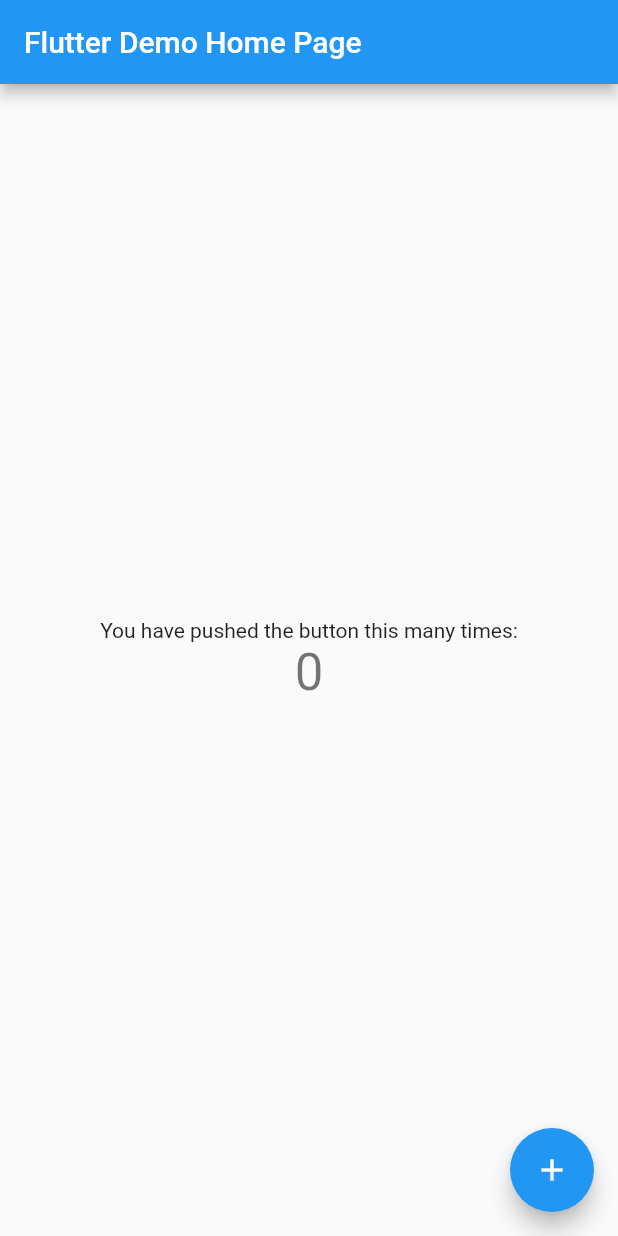
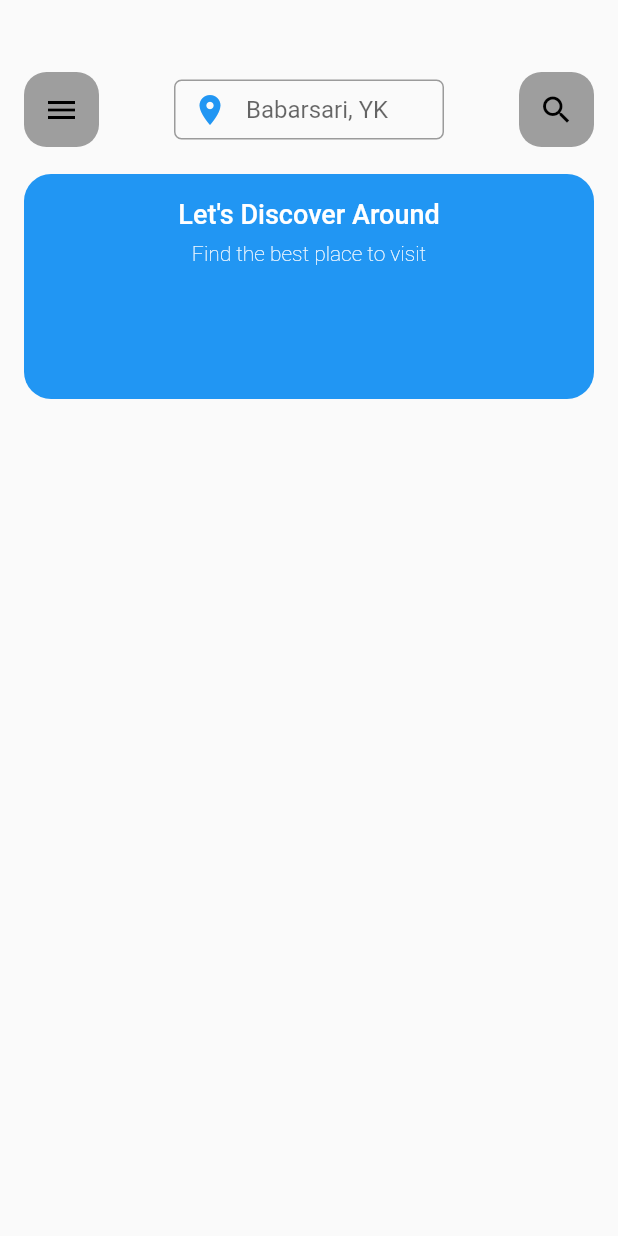
Before and after one commit to Nzovia/traveller, a Flutter app: the screen it shows after launch, on a phone screen of 412 x 824 dp. Run offline on Flutter 3.47's test engine with Material 2 defaults, Android fonts, the phone set to English and light mode, and no system bars.

Commit message:
home screen update

```diff
--- a/lib/main.dart
+++ b/lib/main.dart
@@ -1,4 +1,5 @@
 import 'package:flutter/material.dart';
+import 'pages/landingpage.dart';
 
 void main() {
   runApp(const MyApp());
@@ -11,105 +12,12 @@ class MyApp extends StatelessWidget {
   @override
   Widget build(BuildContext context) {
     return MaterialApp(
-      title: 'Flutter Demo',
+      title: 'Traveller',
       theme: ThemeData(
-        // This is the theme of your application.
-        //
-        // Try running your application with "flutter run". You'll see the
-        // application has a blue toolbar. Then, without quitting the app, try
-        // changing the primarySwatch below to Colors.green and then invoke
-        // "hot reload" (press "r" in the console where you ran "flutter run",
-        // or simply save your changes to "hot reload" in a Flutter IDE).
-        // Notice that the counter didn't reset back to zero; the application
-        // is not restarted.
+
         primarySwatch: Colors.blue,
       ),
-      home: const MyHomePage(title: 'Flutter Demo Home Page'),
+      home: const HomePage( ),
     );
   }
 }
-
-class MyHomePage extends StatefulWidget {
-  const MyHomePage({Key? key, required this.title}) : super(key: key);
-
-  // This widget is the home page of your application. It is stateful, meaning
-  // that it has a State object (defined below) that contains fields that affect
-  // how it looks.
-
-  // This class is the configuration for the state. It holds the values (in this
-  // case the title) provided by the parent (in this case the App widget) and
-  // used by the build method of the State. Fields in a Widget subclass are
-  // always marked "final".
-
-  final String title;
-
-  @override
-  State<MyHomePage> createState() => _MyHomePageState();
-}
-
-class _MyHomePageState extends State<MyHomePage> {
-  int _counter = 0;
-
-  void _incrementCounter() {
-    setState(() {
-      // This call to setState tells the Flutter framework that something has
-      // changed in this State, which causes it to rerun the build method below
-      // so that the display can reflect the updated values. If we changed
-      // _counter without calling setState(), then the build method would not be
-      // called again, and so nothing would appear to happen.
-      _counter++;
-    });
-  }
-
-  @override
-  Widget build(BuildContext context) {
-    // This method is rerun every time setState is called, for instance as done
-    // by the _incrementCounter method above.
-    //
-    // The Flutter framework has been optimized to make rerunning build methods
-    // fast, so that you can just rebuild anything that needs updating rather
-    // than having to individually change instances of widgets.
-    return Scaffold(
-      appBar: AppBar(
-        // Here we take the value from the MyHomePage object that was created by
-        // the App.build method, and use it to set our appbar title.
-        title: Text(widget.title),
-      ),
-      body: Center(
-        // Center is a layout widget. It takes a single child and positions it
-        // in the middle of the parent.
-        child: Column(
-          // Column is also a layout widget. It takes a list of children and
-          // arranges them vertically. By default, it sizes itself to fit its
-          // children horizontally, and tries to be as tall as its parent.
-          //
-          // Invoke "debug painting" (press "p" in the console, choose the
-          // "Toggle Debug Paint" action from the Flutter Inspector in Android
-          // Studio, or the "Toggle Debug Paint" command in Visual Studio Code)
-          // to see the wireframe for each widget.
-          //
-          // Column has various properties to control how it sizes itself and
-          // how it positions its children. Here we use mainAxisAlignment to
-          // center the children vertically; the main axis here is the vertical
-          // axis because Columns are vertical (the cross axis would be
-          // horizontal).
-          mainAxisAlignment: MainAxisAlignment.center,
-          children: <Widget>[
-            const Text(
-              'You have pushed the button this many times:',
-            ),
-            Text(
-              '$_counter',
-              style: Theme.of(context).textTheme.headline4,
-            ),
-          ],
-        ),
-      ),
-      floatingActionButton: FloatingActionButton(
-        onPressed: _incrementCounter,
-        tooltip: 'Increment',
-        child: const Icon(Icons.add),
-      ), // This trailing comma makes auto-formatting nicer for build methods.
-    );
-  }
-}
--- a/lib/pages/landingpage.dart
+++ b/lib/pages/landingpage.dart
@@ -0,0 +1,93 @@
+import 'package:flutter/material.dart';
+import 'package:cupertino_icons/cupertino_icons.dart';
+import 'package:traveller/widgets/TextsWidgets/largerTexts.dart';
+import 'package:traveller/widgets/TextsWidgets/smallerTexts.dart';
+
+class HomePage extends StatelessWidget {
+  const HomePage({Key? key}) : super(key: key);
+
+  @override
+  Widget build(BuildContext context) {
+    return Scaffold(
+      body: SingleChildScrollView(
+       child: Padding(padding: const EdgeInsets.fromLTRB(16.0, 48.0, 16.0, 16.0),
+          child: Column(
+            children: [
+
+              Row(
+                mainAxisAlignment: MainAxisAlignment.spaceBetween,
+
+                children:  [
+                  ClipRRect(
+                    borderRadius: BorderRadius.circular(15.0),
+                    child:Container(
+                      width: 50,
+                      height: 50,
+                      color: Colors.grey,
+                      child:const Icon(Icons.menu, size: 24, color: Colors.black,),
+                    )
+
+                  ),
+                  const SizedBox(
+                    width: 180,
+                    height: 40,
+                    child:TextField(
+                      decoration: InputDecoration(
+                        contentPadding: EdgeInsets.all(8.0),
+                        hintText: "Babarsari, YK",
+                        border: OutlineInputBorder(
+                          borderRadius: BorderRadius.all(Radius.circular(5.0)),
+                        ),
+                        prefixIcon: Icon(Icons.location_on, color: Colors.blue,),
+
+                      ),
+                    ),
+                  ),
+
+                  ClipRRect(
+                    borderRadius: BorderRadius.circular(15.0),
+                    child:Container(
+                      width: 50,
+                      height: 50,
+                      color: Colors.grey,
+                      child:const Icon(Icons.search, size: 24, color: Colors.black,),
+                    )
+
+                  ),
+
+                ],
+
+              ),
+
+              const SizedBox(
+                height: 18.0,
+              ),
+              ClipRRect(
+                borderRadius: BorderRadius.circular(18.0),
+                child:Container(
+                  height: 150.0,
+                  color: Colors.blue,
+                    child: Center(
+                      child: Column(
+                        children: const [
+                          SizedBox(height:16.0),
+                          LargerTexts(typedText: "Let's Discover Around", textColor: Colors.white),
+                          SizedBox(height:8.0),
+                          SmallerTexts(typedText: 'Find the best place to visit', textColor: Colors.white,),
+                          SizedBox(height: 8.0),
+                          //ButtonWidget();
+
+
+                        ],
+                      ),
+                )
+
+                ),
+              )
+            ],
+          ),
+        ),
+      ),
+    );
+  }
+}
```
Also changed, not shown: lib/widgets/cards/categorycard.dart (added, +44 -0 lines), lib/widgets/cardwidget.dart (deleted, +0 -11 lines), lib/widgets/cards/recommended_card.dart (added).
